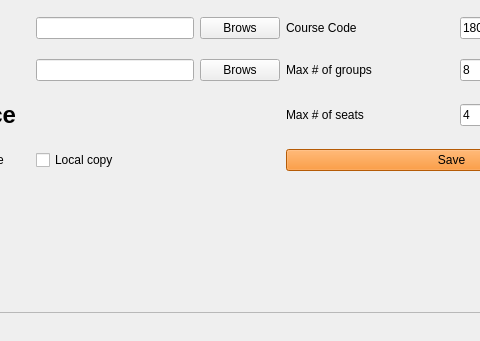
Above: YorkULabSeating.ui from tdgskinner/yorku-phys-lab-seating before the change; both pictures show x 113 to 593 and y 184 to 525 of the 754 by 525 pixel window. Below: the same form after it.
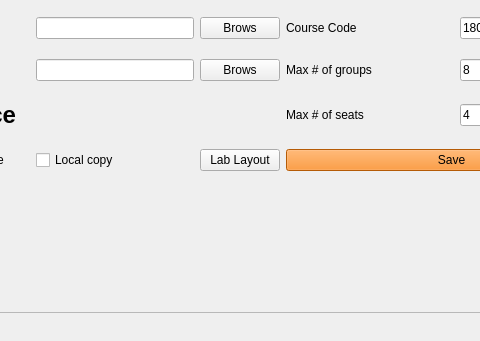
That is the form after the change. The open tabs and pages were chosen to show the change. Icons and pictures are not drawn.

Patch:
```diff
--- a/YorkULabSeating.ui
+++ b/YorkULabSeating.ui
@@ -681,6 +681,13 @@
           </property>
          </widget>
         </item>
+        <item row="6" column="2">
+         <widget class="QPushButton" name="pushButton_labLayout">
+          <property name="text">
+           <string>Lab Layout</string>
+          </property>
+         </widget>
+        </item>
        </layout>
       </widget>
      </widget>
```
Left out of the diff: 6 changed lines with no effect on the pictures.
